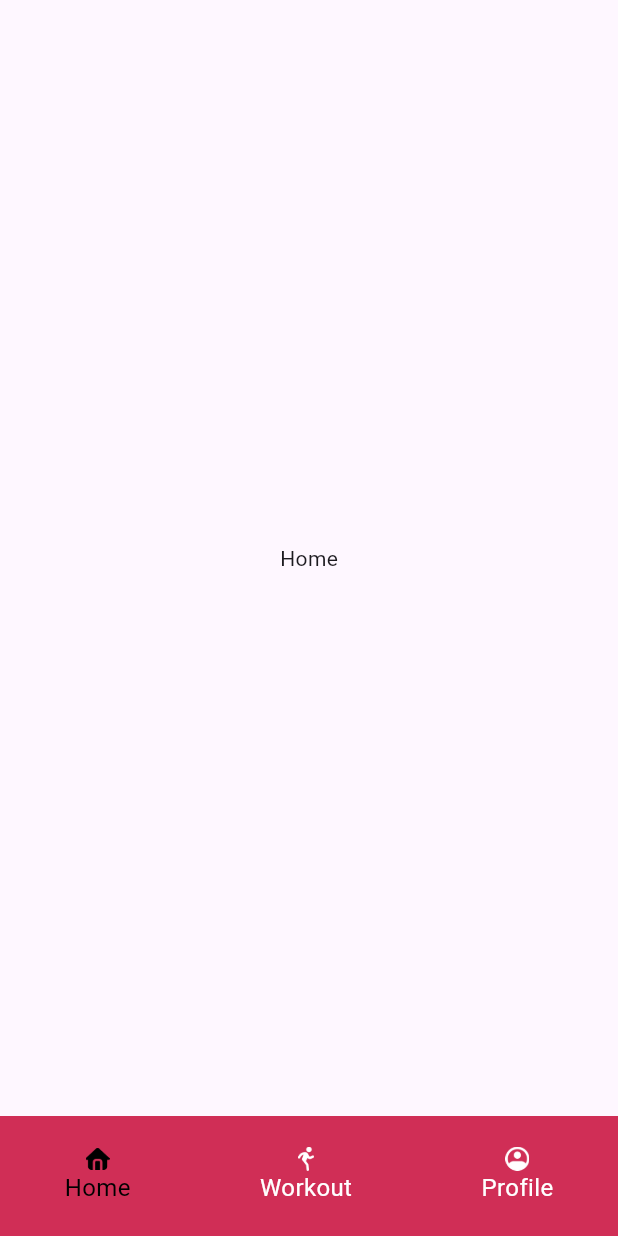
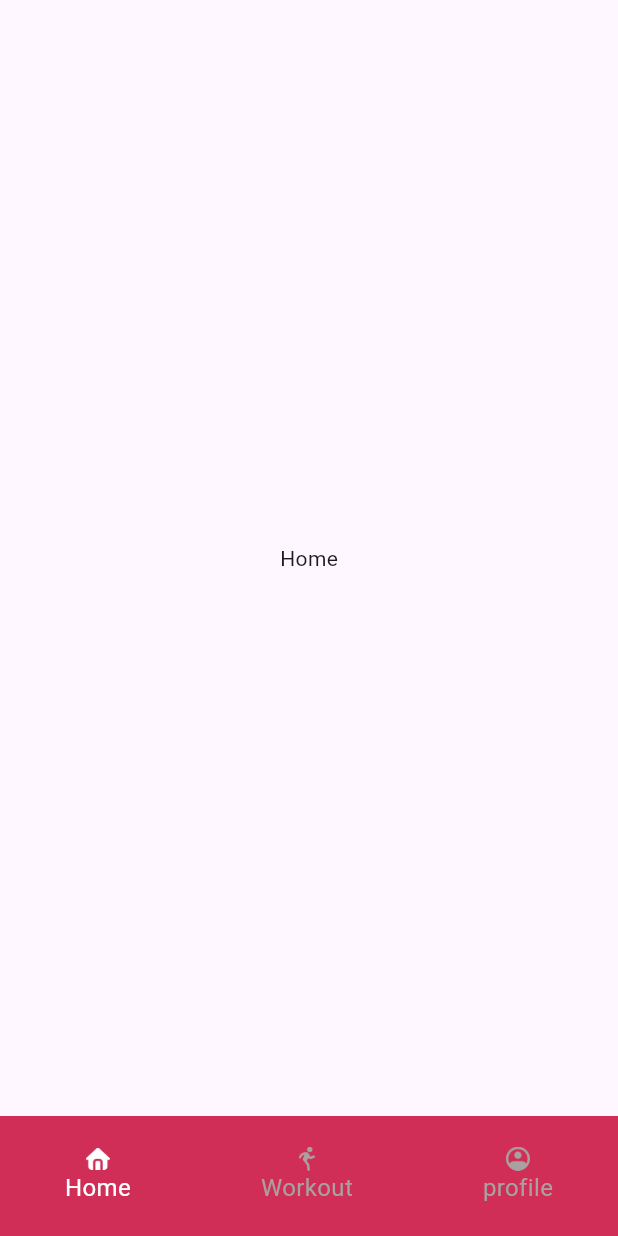
Before and after one commit to AwaisKhan10/Learning-App, a Flutter app: the RootScreen screen opened directly, on a phone screen of 412 x 824 dp. Run offline on Flutter 3.47's test engine with Material 3 defaults, Android fonts, the phone set to English and light mode, and no system bars.

Commit message:
root screen updates

```diff
--- a/lib/ui/screens/root/root_screen.dart
+++ b/lib/ui/screens/root/root_screen.dart
@@ -50,81 +50,141 @@ class _RootScreenState extends State<RootScreen> {
           mainAxisAlignment: MainAxisAlignment.spaceAround,
           crossAxisAlignment: CrossAxisAlignment.center,
           children: [
-            GestureDetector(
+            _bottomNav(
               onTap: () {
                 onClick(0);
               },
-              child: Column(
-                mainAxisAlignment: MainAxisAlignment.center,
-                crossAxisAlignment: CrossAxisAlignment.center,
-                children: [
-                  Image.asset(
-                    "$iconsAssets/home.png",
-                    height: 16,
-                    width: 16,
-                    color: selectedIndex == 0 ? blackColor : whiteColor,
-                  ),
-                  Text(
-                    "Home",
-                    style: style16B.copyWith(
-                      fontWeight: FontWeight.w400,
-                      color: selectedIndex == 0 ? blackColor : whiteColor,
-                    ),
-                  ),
-                ],
-              ),
+              img: "$iconsAssets/home.png",
+              text: "Home",
+              index: 0,
+              selectedIndex: selectedIndex,
             ),
-            GestureDetector(
+            _bottomNav(
               onTap: () {
                 onClick(1);
               },
-              child: Column(
-                mainAxisAlignment: MainAxisAlignment.center,
-                crossAxisAlignment: CrossAxisAlignment.center,
-                children: [
-                  Image.asset(
-                    "$iconsAssets/workout.png",
-                    height: 16,
-                    width: 16,
-                    color: selectedIndex == 1 ? blackColor : whiteColor,
-                  ),
-                  Text(
-                    "Workout",
-                    style: style16B.copyWith(
-                      fontWeight: FontWeight.w400,
-                      color: selectedIndex == 1 ? blackColor : whiteColor,
-                    ),
-                  ),
-                ],
-              ),
+              img: "$iconsAssets/workout.png",
+              text: "Workout",
+              index: 1,
+              selectedIndex: selectedIndex,
             ),
-            GestureDetector(
+            _bottomNav(
               onTap: () {
                 onClick(2);
               },
-              child: Column(
-                mainAxisAlignment: MainAxisAlignment.center,
-                crossAxisAlignment: CrossAxisAlignment.center,
-                children: [
-                  Image.asset(
-                    "$iconsAssets/profile.png",
-                    height: 16,
-                    width: 16,
-                    color: selectedIndex == 2 ? blackColor : whiteColor,
-                  ),
-                  Text(
-                    "Profile",
-                    style: style16B.copyWith(
-                      fontWeight: FontWeight.w400,
-                      color: selectedIndex == 2 ? blackColor : whiteColor,
-                    ),
-                  ),
-                ],
-              ),
+              img: "$iconsAssets/profile.png",
+              text: "profile",
+              index: 2,
+              selectedIndex: selectedIndex,
             ),
+            // GestureDetector(
+            //   onTap: () {
+            //     onClick(0);
+            //   },
+            //   child: Column(
+            //     mainAxisAlignment: MainAxisAlignment.center,
+            //     crossAxisAlignment: CrossAxisAlignment.center,
+            //     children: [
+
+            //       Image.asset(
+            //         "$iconsAssets/home.png",
+            //         height: 16,
+            //         width: 16,
+            //         color: selectedIndex == 0 ? blackColor : whiteColor,
+            //       ),
+            //       Text(
+            //         "Home",
+            //         style: style16B.copyWith(
+            //           fontWeight: FontWeight.w400,
+            //           color: selectedIndex == 0 ? blackColor : whiteColor,
+            //         ),
+            //       ),
+            //     ],
+            //   ),
+            // ),
+            // GestureDetector(
+            //   onTap: () {
+            //     onClick(1);
+            //   },
+            //   child: Column(
+            //     mainAxisAlignment: MainAxisAlignment.center,
+            //     crossAxisAlignment: CrossAxisAlignment.center,
+            //     children: [
+            //       Image.asset(
+            //         "$iconsAssets/workout.png",
+            //         height: 16,
+            //         width: 16,
+            //         color: selectedIndex == 1 ? blackColor : whiteColor,
+            //       ),
+            //       Text(
+            //         "Workout",
+            //         style: style16B.copyWith(
+            //           fontWeight: FontWeight.w400,
+            //           color: selectedIndex == 1 ? blackColor : whiteColor,
+            //         ),
+            //       ),
+            //     ],
+            //   ),
+            // ),
+            // GestureDetector(
+            //   onTap: () {
+            //     onClick(2);
+            //   },
+            //   child: Column(
+            //     mainAxisAlignment: MainAxisAlignment.center,
+            //     crossAxisAlignment: CrossAxisAlignment.center,
+            //     children: [
+            //       Image.asset(
+            //         "$iconsAssets/profile.png",
+            //         height: 16,
+            //         width: 16,
+            //         color: selectedIndex == 2 ? blackColor : whiteColor,
+            //       ),
+            //       Text(
+            //         "Profile",
+            //         style: style16B.copyWith(
+            //           fontWeight: FontWeight.w400,
+            //           color: selectedIndex == 2 ? blackColor : whiteColor,
+            //         ),
+            //       ),
+            //     ],
+            //   ),
+            // ),
           ],
         ),
       ),
     );
   }
 }
+
+_bottomNav({
+  required VoidCallback onTap,
+  required String img,
+  required String text,
+  required int index,
+  required int selectedIndex,
+}) {
+  bool isSelected = index == selectedIndex;
+  return GestureDetector(
+    onTap: onTap,
+    child: Column(
+      mainAxisAlignment: MainAxisAlignment.center,
+      crossAxisAlignment: CrossAxisAlignment.center,
+      children: [
+        Image.asset(
+          img,
+          height: 16,
+          width: 16,
+          color: isSelected ? whiteColor : greyColor,
+        ),
+        Text(
+          text,
+          style: style16B.copyWith(
+            fontWeight: FontWeight.w400,
+            color: isSelected ? whiteColor : greyColor,
+          ),
+        ),
+      ],
+    ),
+  );
+}
```
Also changed, not shown: lib/ui/custom_widgets/bottom_navigator_bar.dart (added, +96 -0 lines).
